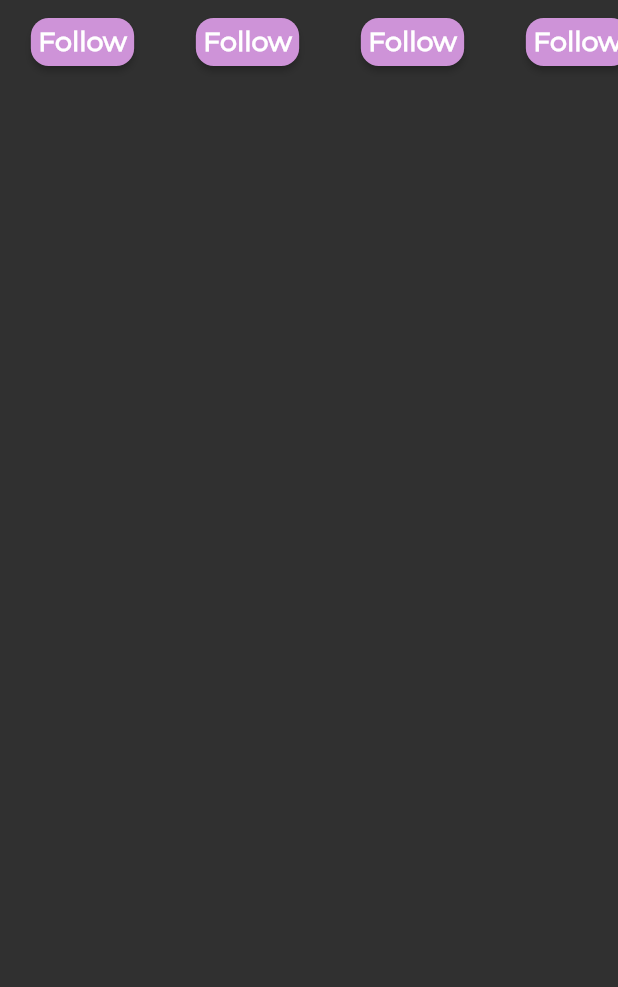
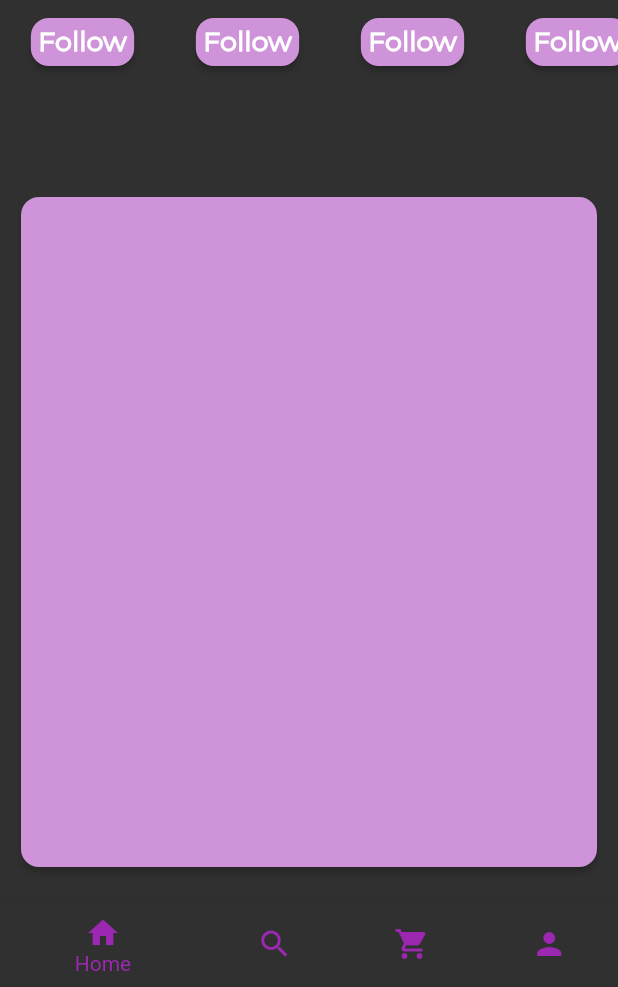
Before and after one commit to yamisagi/Fashion-App-Clone, a Flutter app: the screen it shows after launch, on a phone screen of 412 x 824 dp, the part 249-1236 px from its top. Run offline on Flutter 3.47's test engine with Material 2 defaults, Android fonts, the phone set to English and light mode, and no system bars.

Commit message:
add Bottom Navigation Bar

```diff
--- a/lib/constant/constant.dart
+++ b/lib/constant/constant.dart
@@ -15,11 +15,16 @@ class Constant {
       TextStyle(fontWeight: FontWeight.w600, fontFamily: Constant.fontFamily);
 
   ///-----------------COLOR-----------------///
+  static final lightThemeIconColor = Colors.orange[400];
+  static final darkThemeIconColor = Colors.purple[500];
+
   ///-----------------RADIUS&PADDING-----------------///
   static const headerCardMargin = EdgeInsets.all(12);
   static const headerCardPadding = EdgeInsets.all(5.0);
   static const circleAvatarRadius = 50.0;
   static const circleAvatarLittleRadius = 15.0;
+  static const headerCardRadius =
+      EdgeInsets.only(bottom: 20, left: 10, right: 10);
 
   ///-----------------MODEL LIST-----------------///
   static final modelList = [
--- a/lib/main.dart
+++ b/lib/main.dart
@@ -1,6 +1,7 @@
 import 'package:fashion_app/constant/constant.dart';
 import 'package:fashion_app/theme/theme.dart';
 import 'package:fashion_app/page/main_screen.dart';
+import 'package:fashion_app/widget/bottom_nav_bar.dart';
 import 'package:flutter/material.dart';
 import 'package:flutter/services.dart';
 
@@ -23,6 +24,11 @@ class _FashionAppState extends State<FashionApp> {
       debugShowCheckedModeBanner: false,
       theme: _darkTheme ? ProductTheme.darkTheme : ProductTheme.lightTheme,
       home: Scaffold(
+        bottomNavigationBar: ProductNavBar(
+          fixedColor: _darkTheme
+              ? Constant.darkThemeIconColor
+              : Constant.lightThemeIconColor,
+        ),
         appBar: AppBar(
           systemOverlayStyle: _darkTheme
               ? SystemUiOverlayStyle.light
--- a/lib/page/main_screen.dart
+++ b/lib/page/main_screen.dart
@@ -11,12 +11,21 @@ class MainScreen extends StatelessWidget {
 
   @override
   Widget build(BuildContext context) {
-    return Column(children: [
+    return Column(mainAxisSize: MainAxisSize.min, children: [
       Expanded(
+        flex: 1,
         child: AvatarList(
           headerList: headerList,
         ),
-      )
+      ),
+      Expanded(
+          flex: 2,
+          child: Padding(
+            padding: Constant.headerCardRadius,
+            child: Card(
+              child: Container(),
+            ),
+          ))
     ]);
   }
 }
--- /dev/null
+++ b/lib/widget/bottom_nav_bar.dart
@@ -0,0 +1,45 @@
+import 'package:flutter/material.dart';
+
+class ProductNavBar extends StatefulWidget {
+  final Color? fixedColor;
+  const ProductNavBar({super.key, required this.fixedColor});
+
+  @override
+  State<ProductNavBar> createState() => ProductNavBarState();
+}
+
+class ProductNavBarState extends State<ProductNavBar> {
+  int _currentIndex = 0;
+  @override
+  Widget build(BuildContext context) {
+    return BottomNavigationBar(
+      type: BottomNavigationBarType.shifting,
+      unselectedIconTheme: IconThemeData(color: widget.fixedColor),
+      fixedColor: widget.fixedColor,
+      onTap: (value) {
+        setState(() {
+          _currentIndex = value;
+        });
+      },
+      currentIndex: _currentIndex,
+      items: const [
+        BottomNavigationBarItem(
+          icon: Icon(Icons.home),
+          label: 'Home',
+        ),
+        BottomNavigationBarItem(
+          icon: Icon(Icons.search),
+          label: 'Search',
+        ),
+        BottomNavigationBarItem(
+          icon: Icon(Icons.shopping_cart),
+          label: 'Cart',
+        ),
+        BottomNavigationBarItem(
+          icon: Icon(Icons.person),
+          label: 'Profile',
+        ),
+      ],
+    );
+  }
+}
--- a/lib/widget/header.dart
+++ b/lib/widget/header.dart
@@ -13,6 +13,7 @@ class AvatarList extends StatelessWidget {
   @override
   Widget build(BuildContext context) {
     return ListView.builder(
+      shrinkWrap: true,
       scrollDirection: Axis.horizontal,
       itemCount: headerList.length,
       itemBuilder: ((context, index) {
@@ -84,10 +85,6 @@ class AvatarList extends StatelessWidget {
       actions: [
         TextButton(
           onPressed: () => Navigator.pop(context),
-          child: const Text('Follow'),
-        ),
-        TextButton(
-          onPressed: () => Navigator.pop(context),
           child: const Text('Close'),
         ),
       ],
```
Also changed, not shown: 1 other file.
